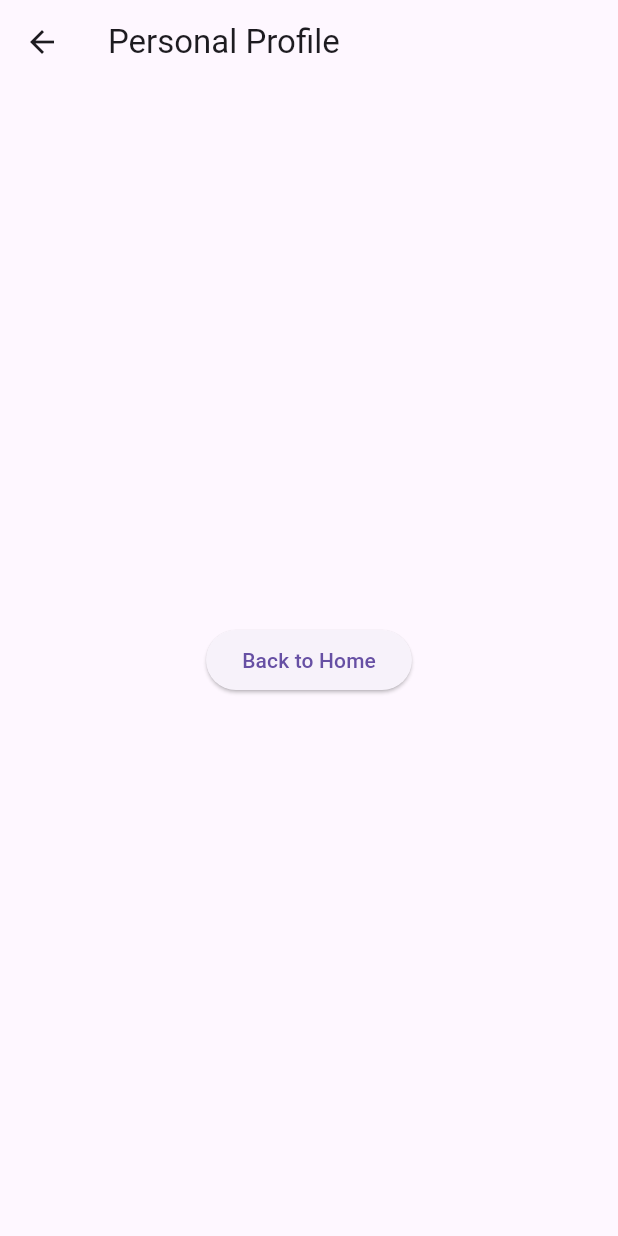
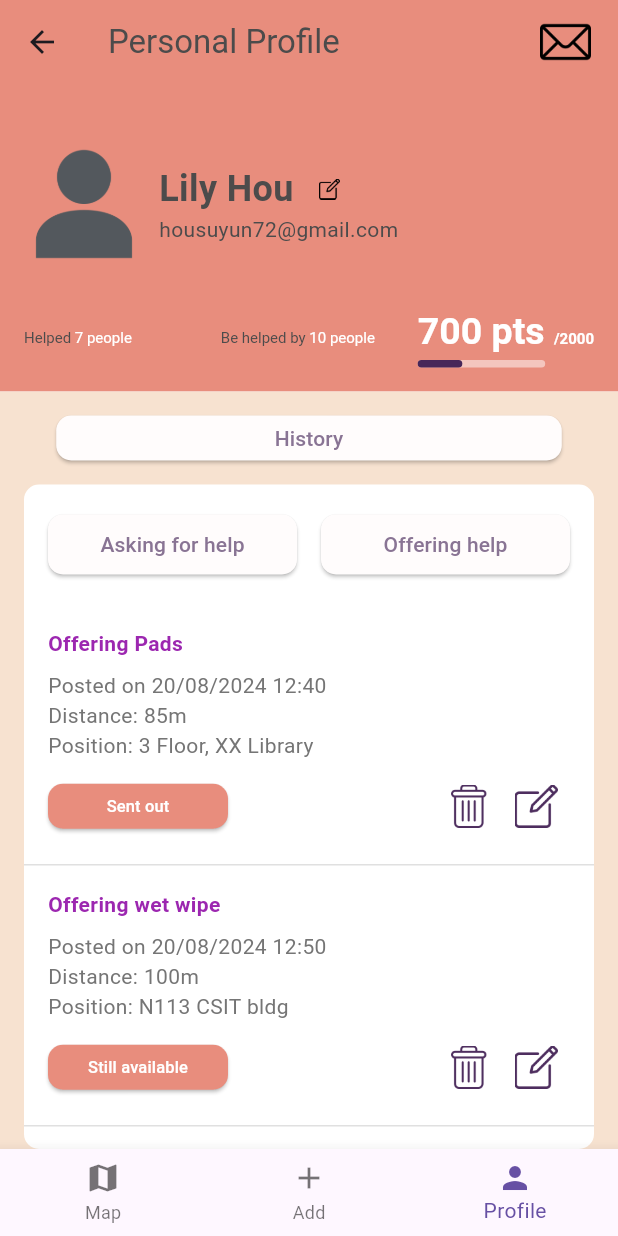
Before and after one commit to joyehuang/ZerotoOne-Hack, a Flutter app: the PersonalProfile screen opened directly, on a phone screen of 412 x 824 dp. Run offline on Flutter 3.47's test engine with Material 3 defaults, Android fonts, the phone set to English and light mode, and no system bars.

Commit message:
personal_profile first darft

```diff
--- /dev/null
+++ b/ZerotoOne Hack/lib/colors.dart
@@ -0,0 +1,7 @@
+import 'package:flutter/material.dart';
+
+class AppColors {
+  static const Color salmon = Color(0xFFE88D7D);
+  static const Color blush = Color(0xFFf7e2d0);
+  static const Color textColor = Color(0xFF4c4b4b);
+}
--- a/ZerotoOne Hack/lib/main.dart
+++ b/ZerotoOne Hack/lib/main.dart
@@ -1,7 +1,5 @@
 import 'package:flutter/material.dart';
-import 'package:my_flutter_app/page/login.dart';
-import 'page/sign-in.dart';
-import 'page/information-square.dart';
+import 'page/sign_in.dart';
 
 void main() {
   runApp(const MyApp());
--- a/ZerotoOne Hack/lib/page/sign-in.dart
+++ b/ZerotoOne Hack/lib/page/home_page.dart
@@ -1,36 +1,36 @@
 import 'package:flutter/material.dart';
-import '../page/login.dart';
-import '../page/home-page.dart';
+import 'information_square.dart';
+import 'personal_profile.dart';
 
-class SignIn extends StatelessWidget {
-  const SignIn({super.key});
+class HomePage extends StatelessWidget {
+  const HomePage({super.key});
 
   @override
   Widget build(BuildContext context) {
     return Scaffold(
       appBar: AppBar(
-        title: const Text('Sign In'),
+        title: const Text('Home Page'),
       ),
       body: Center(
         child: Column(
           mainAxisAlignment: MainAxisAlignment.center,
           children: [
             ElevatedButton(
-              child: const Text('Go to Login'),
+              child: const Text('Information Square'),
               onPressed: () {
                 Navigator.push(
                   context,
-                  MaterialPageRoute(builder: (context) => const Login()),
+                  MaterialPageRoute(builder: (context) => InformationSquare()),
                 );
               },
             ),
             const SizedBox(height: 20),
             ElevatedButton(
-              child: const Text('Go to Home Page'),
+              child: const Text('Personal Profile'),
               onPressed: () {
                 Navigator.push(
                   context,
-                  MaterialPageRoute(builder: (context) => HomePage()),
+                  MaterialPageRoute(builder: (context) => PersonalProfile()),
                 );
               },
             ),
--- a/ZerotoOne Hack/lib/page/home-page.dart
+++ b/ZerotoOne Hack/lib/page/information_square.dart
@@ -1,36 +1,32 @@
 import 'package:flutter/material.dart';
-import '../page/information-square.dart';
-import '../page/personal-profile.dart';
+import 'help_form.dart';
 
-class HomePage extends StatelessWidget {
-  const HomePage({super.key});
+class InformationSquare extends StatelessWidget {
+  const InformationSquare({super.key});
 
   @override
   Widget build(BuildContext context) {
     return Scaffold(
       appBar: AppBar(
-        title: const Text('Home Page'),
+        title: const Text('Information Square'),
       ),
       body: Center(
         child: Column(
           mainAxisAlignment: MainAxisAlignment.center,
           children: [
             ElevatedButton(
-              child: const Text('Information Square'),
+              child: const Text('Back to Home'),
               onPressed: () {
-                Navigator.push(
-                  context,
-                  MaterialPageRoute(builder: (context) => InformationSquare()),
-                );
+                Navigator.pop(context);
               },
             ),
             const SizedBox(height: 20),
             ElevatedButton(
-              child: const Text('Personal Profile'),
+              child: const Text('Help Form'),
               onPressed: () {
                 Navigator.push(
                   context,
-                  MaterialPageRoute(builder: (context) => PersonalProfile()),
+                  MaterialPageRoute(builder: (context) => HelpForm()),
                 );
               },
             ),
--- a/ZerotoOne Hack/lib/page/login.dart
+++ b/ZerotoOne Hack/lib/page/login.dart
@@ -1,5 +1,5 @@
 import 'package:flutter/material.dart';
-import 'home-page.dart';
+import 'home_page.dart';
 
 class Login extends StatelessWidget {
   const Login({super.key});
@@ -21,7 +21,7 @@ class Login extends StatelessWidget {
               onPressed: () {
                 Navigator.push(
                   context,
-                  MaterialPageRoute(builder: (context) => HomePage()),
+                  MaterialPageRoute(builder: (context) => const HomePage()),
                 );
               },
             ),
--- a/ZerotoOne Hack/lib/page/personal-profile.dart
+++ /dev/null
@@ -1,22 +0,0 @@
-import 'package:flutter/material.dart';
-
-class PersonalProfile extends StatelessWidget {
-  const PersonalProfile({super.key});
-
-  @override
-  Widget build(BuildContext context) {
-    return Scaffold(
-      appBar: AppBar(
-        title: const Text('Personal Profile'),
-      ),
-      body: Center(
-        child: ElevatedButton(
-          child: const Text('Back to Home'),
-          onPressed: () {
-            Navigator.pop(context);
-          },
-        ),
-      ),
-    );
-  }
-}
--- /dev/null
+++ b/ZerotoOne Hack/lib/page/personal_profile.dart
@@ -0,0 +1,358 @@
+import 'package:flutter/material.dart';
+import '../colors.dart';
+
+class PersonalProfile extends StatelessWidget {
+  const PersonalProfile({super.key});
+
+  @override
+  Widget build(BuildContext context) {
+    return Scaffold(
+      appBar: AppBar(
+        title: const Text('Personal Profile',
+            style: TextStyle(color: AppColors.textColor)),
+        backgroundColor: AppColors.salmon,
+        actions: [
+          Container(
+            margin: const EdgeInsets.only(right: 10),
+            child: SizedBox(
+              height: 50,
+              width: 50,
+              child: IconButton(
+                icon: Image.asset('assets/mail.png'),
+                onPressed: () {
+                  // TODO: Implement edit functionality
+                },
+              ),
+            ),
+          )
+        ],
+      ),
+      body: Column(
+        children: [
+          _buildProfileHeader(),
+          Expanded(
+            child: _buildHistorySection(),
+          ),
+        ],
+      ),
+      bottomNavigationBar: _buildBottomNavBar(),
+    );
+  }
+
+  Widget _buildProfileHeader() {
+    return Container(
+      color: AppColors.salmon,
+      padding: const EdgeInsets.fromLTRB(16, 40, 16, 16),
+      child: Column(
+        crossAxisAlignment: CrossAxisAlignment.start,
+        children: [
+          Row(
+            mainAxisAlignment: MainAxisAlignment.start,
+            children: [
+              const SizedBox(
+                width: 80,
+                height: 80,
+                child: Image(image: AssetImage('assets/user_avatar.png')),
+              ),
+              const SizedBox(width: 10),
+              Column(
+                crossAxisAlignment: CrossAxisAlignment.start,
+                children: [
+                  Row(
+                    mainAxisAlignment: MainAxisAlignment.start,
+                    children: [
+                      const Text(
+                        'Lily Hou',
+                        style: TextStyle(
+                            fontSize: 24,
+                            fontWeight: FontWeight.w600,
+                            color: AppColors.textColor),
+                      ),
+                      SizedBox(
+                        height: 30,
+                        child: IconButton(
+                          icon: Image.asset('assets/editing.png'),
+                          onPressed: () {
+                            // TODO: Implement edit functionality
+                          },
+                        ),
+                      )
+                    ],
+                  ),
+                  const Text('housuyun72@gmail.com',
+                      style: TextStyle(color: AppColors.textColor)),
+                ],
+              ),
+            ],
+          ),
+          const SizedBox(height: 30),
+          Row(
+            mainAxisAlignment: MainAxisAlignment.spaceBetween,
+            children: [
+              Expanded(
+                child: RichText(
+                  text: const TextSpan(
+                    style: TextStyle(fontSize: 10, color: Colors.black),
+                    children: [
+                      TextSpan(
+                          text: 'Helped ',
+                          style: TextStyle(color: AppColors.textColor)),
+                      TextSpan(
+                        text: '7 people',
+                        style: TextStyle(
+                            color: Colors.white, fontWeight: FontWeight.w400),
+                      ),
+                    ],
+                  ),
+                ),
+              ),
+              Expanded(
+                child: RichText(
+                  text: const TextSpan(
+                    style: TextStyle(fontSize: 10, color: Colors.black),
+                    children: [
+                      TextSpan(
+                          text: 'Be helped by ',
+                          style: TextStyle(color: AppColors.textColor)),
+                      TextSpan(
+                        text: '10 people',
+                        style: TextStyle(
+                            color: Colors.white, fontWeight: FontWeight.w400),
+                      ),
+                    ],
+                  ),
+                ),
+              ),
+              _buildPointsIndicator(),
+            ],
+          ),
+        ],
+      ),
+    );
+  }
+
+  Widget _buildPointsIndicator() {
+    return Column(
+      crossAxisAlignment: CrossAxisAlignment.start,
+      children: [
+        RichText(
+          text: const TextSpan(
+            style: TextStyle(
+              fontSize: 16,
+              fontWeight: FontWeight.bold,
+              color: Colors.black,
+            ),
+            children: [
+              TextSpan(
+                text: '700 pts ',
+                style: TextStyle(color: Colors.white, fontSize: 25),
+              ),
+              TextSpan(
+                text: '/2000',
+                style: TextStyle(color: Colors.white, fontSize: 10),
+              ),
+            ],
+          ),
+        ),
+        const SizedBox(height: 5),
+        Container(
+          width: 85,
+          height: 5,
+          decoration: BoxDecoration(
+            color: Colors.white.withOpacity(0.5),
+            borderRadius: BorderRadius.circular(2.5),
+          ),
+          child: Align(
+            alignment: Alignment.centerLeft,
+            child: FractionallySizedBox(
+              widthFactor: 700 / 2000, // 35% filled
+              child: Container(
+                decoration: BoxDecoration(
+                  color: const Color(0xff472759), // Dark purple color
+                  borderRadius: BorderRadius.circular(2.5),
+                ),
+              ),
+            ),
+          ),
+        ),
+      ],
+    );
+  }
+
+  Widget _buildHistorySection() {
+    return Container(
+      color: AppColors.blush, // Set your desired background color here
+      child: Column(
+        children: [
+          const SizedBox(height: 16),
+          SizedBox(
+            width: 337,
+            height: 30,
+            child: ElevatedButton(
+              style: ElevatedButton.styleFrom(
+                backgroundColor: const Color(0xfffffcfc),
+                shape: RoundedRectangleBorder(
+                  borderRadius: BorderRadius.circular(10),
+                ),
+              ),
+              onPressed: () {
+                // TODO: Implement history functionality
+              },
+              child: const Text('History',
+                  style: TextStyle(color: Color(0xff897494)),
+                  textAlign: TextAlign.start),
+            ),
+          ),
+          const SizedBox(height: 16),
+          Expanded(
+            child: Container(
+              margin: const EdgeInsets.symmetric(horizontal: 16),
+              decoration: BoxDecoration(
+                color: Colors.white,
+                borderRadius: BorderRadius.circular(10),
+              ),
+              child: Column(
+                children: [
+                  Padding(
+                    padding: const EdgeInsets.all(16),
+                    child: Row(
+                      mainAxisAlignment: MainAxisAlignment.spaceEvenly,
+                      children: [
+                        Expanded(
+                          child: ElevatedButton(
+                            style: ElevatedButton.styleFrom(
+                              backgroundColor: const Color(0xfffffcfc),
+                              shape: RoundedRectangleBorder(
+                                borderRadius: BorderRadius.circular(10),
+                              ),
+                            ),
+                            onPressed: () {
+                              // TODO: Implement asking for help functionality
+                            },
+                            child: const Text('Asking for help',
+                                style: TextStyle(color: Color(0xff897494))),
+                          ),
+                        ),
+                        const SizedBox(width: 16),
+                        Expanded(
+                          child: ElevatedButton(
+                            style: ElevatedButton.styleFrom(
+                              backgroundColor: const Color(0xfffffcfc),
+                              shape: RoundedRectangleBorder(
+                                borderRadius: BorderRadius.circular(10),
+                              ),
+                            ),
+                            onPressed: () {
+                              // TODO: Implement offering help functionality
+                            },
+                            child: const Text('Offering help',
+                                style: TextStyle(color: Color(0xff897494))),
+                          ),
+                        ),
+                      ],
+                    ),
+                  ),
+                  Expanded(
+                    child: ListView(
+                      children: [
+                        _buildOfferItem('Pads', '20/08/2024 12:40', '85m',
+                            '3 Floor, XX Library', true),
+                        _buildOfferItem('wet wipe', '20/08/2024 12:50', '100m',
+                            'N113 CSIT bldg', false),
+                      ],
+                    ),
+                  ),
+                ],
+              ),
+            ),
+          ),
+        ],
+      ),
+    );
+  }
+
+  Widget _buildOfferItem(String item, String date, String distance,
+      String position, bool isSentOut) {
+    return Container(
+      padding: const EdgeInsets.all(16),
+      decoration: BoxDecoration(
+        border: Border(bottom: BorderSide(color: Colors.grey[300]!)),
+      ),
+      child: Column(
+        crossAxisAlignment: CrossAxisAlignment.start,
+        children: [
+          Text('Offering $item',
+              style: const TextStyle(
+                  fontWeight: FontWeight.bold, color: Colors.purple)),
+          const SizedBox(height: 8),
+          Text('Posted on $date', style: TextStyle(color: Colors.grey[600])),
+          Text('Distance: $distance',
+              style: TextStyle(color: Colors.grey[600])),
+          Text('Position: $position',
+              style: TextStyle(color: Colors.grey[600])),
+          const SizedBox(height: 8),
+          Row(
+            mainAxisAlignment: MainAxisAlignment.spaceBetween,
+            children: [
+              SizedBox(
+                width: 120,
+                height: 30,
+                child: ElevatedButton(
+                  style: ElevatedButton.styleFrom(
+                    backgroundColor: AppColors.salmon,
+                    shape: RoundedRectangleBorder(
+                        borderRadius: BorderRadius.circular(10)),
+                  ),
+                  onPressed: () {},
+                  child: Text(isSentOut ? 'Sent out' : 'Still available',
+                      style:
+                          const TextStyle(color: Colors.white, fontSize: 11)),
+                ),
+              ),
+              Row(
+                children: [
+                  SizedBox(
+                    height: 45,
+                    width: 45,
+                    child: IconButton(
+                      icon: Image.asset('assets/delete.png',
+                          color: const Color(0xff4d2d5e)),
+                      onPressed: () {
+                        // TODO: Implement edit functionality
+                      },
+                    ),
+                  ),
+                  SizedBox(
+                    height: 45,
+                    width: 45,
+                    child: IconButton(
+                      icon: Image.asset('assets/editing.png',
+                          color: const Color(0xff4d2d5e)),
+                      onPressed: () {
+                        // TODO: Implement edit functionality
+                      },
+                    ),
+                  )
+                ],
+              ),
+            ],
+          ),
+        ],
+      ),
+    );
+  }
+
+  Widget _buildBottomNavBar() {
+    return BottomNavigationBar(
+      items: const [
+        BottomNavigationBarItem(icon: Icon(Icons.map), label: 'Map'),
+        BottomNavigationBarItem(icon: Icon(Icons.add), label: 'Add'),
+        BottomNavigationBarItem(icon: Icon(Icons.person), label: 'Profile'),
+      ],
+      currentIndex: 2, // Profile page is selected
+      onTap: (index) {
+        // TODO: Implement navigation
+      },
+    );
+  }
+}
--- a/ZerotoOne Hack/lib/page/information-square.dart
+++ b/ZerotoOne Hack/lib/page/sign_in.dart
@@ -1,32 +1,36 @@
 import 'package:flutter/material.dart';
-import '../page/help-form.dart';
+import '../page/login.dart';
+import 'home_page.dart';
 
-class InformationSquare extends StatelessWidget {
-  const InformationSquare({super.key});
+class SignIn extends StatelessWidget {
+  const SignIn({super.key});
 
   @override
   Widget build(BuildContext context) {
     return Scaffold(
       appBar: AppBar(
-        title: const Text('Information Square'),
+        title: const Text('Sign In'),
       ),
       body: Center(
         child: Column(
           mainAxisAlignment: MainAxisAlignment.center,
           children: [
             ElevatedButton(
-              child: const Text('Back to Home'),
+              child: const Text('Go to Login'),
               onPressed: () {
-                Navigator.pop(context);
+                Navigator.push(
+                  context,
+                  MaterialPageRoute(builder: (context) => const Login()),
+                );
               },
             ),
             const SizedBox(height: 20),
             ElevatedButton(
-              child: const Text('Help Form'),
+              child: const Text('Go to Home Page'),
               onPressed: () {
                 Navigator.push(
                   context,
-                  MaterialPageRoute(builder: (context) => HelpForm()),
+                  MaterialPageRoute(builder: (context) => HomePage()),
                 );
               },
             ),
```
Also changed, not shown: ZerotoOne Hack/pubspec.yaml (+6 -3 lines), ZerotoOne Hack/assets/delete.png (added), ZerotoOne Hack/assets/editing.png (added), ZerotoOne Hack/assets/mail.png (added), ZerotoOne Hack/assets/user_avatar.png (added), ZerotoOne Hack/lib/page/help_form.dart (renamed from ZerotoOne Hack/lib/page/help-form.dart), ZerotoOne Hack/pubspec.lock.
